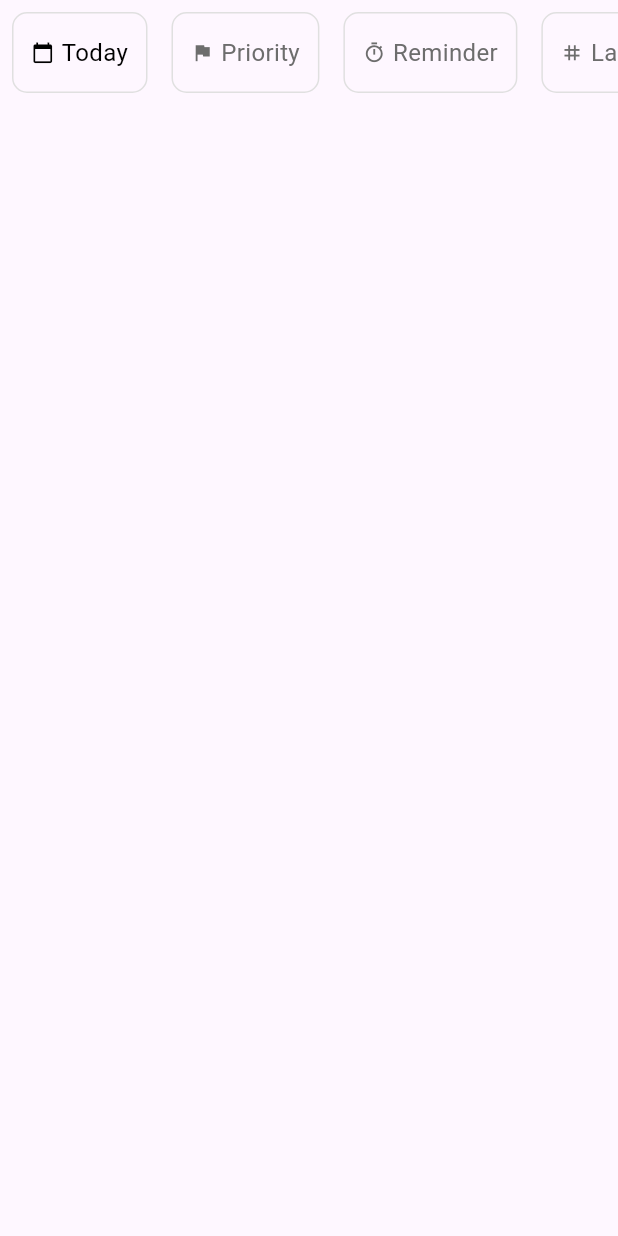
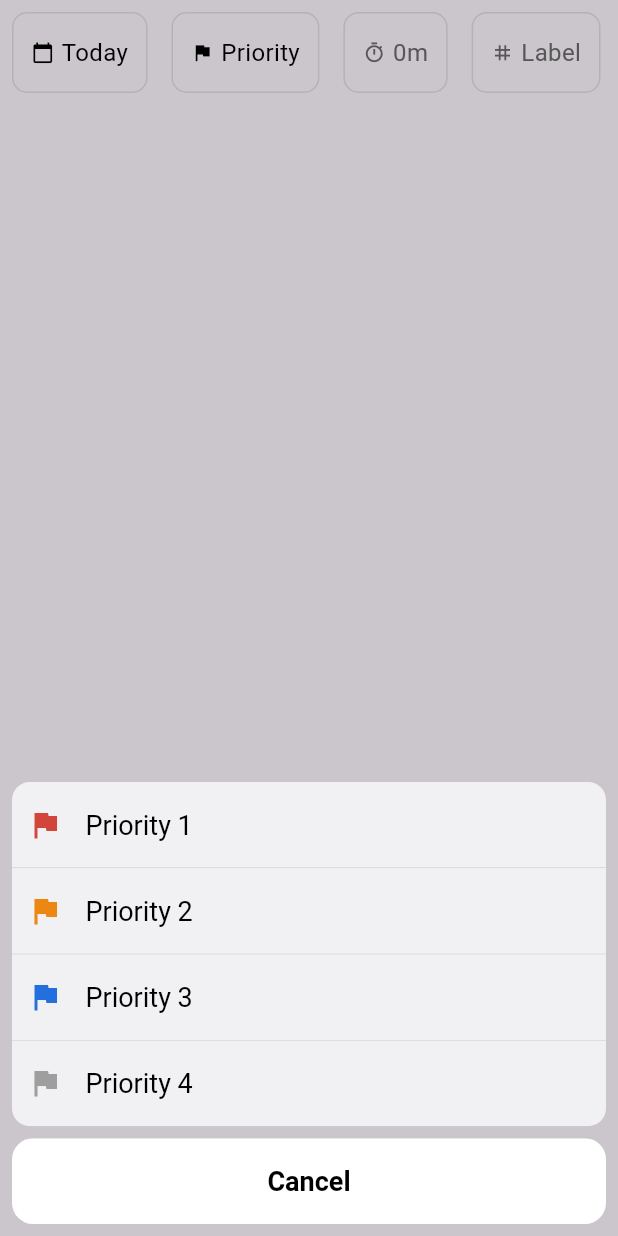
Before and after one commit to tklongg/todolong, a Flutter app: the Carousel widget shown alone on an empty page, opened directly, after a tap on "Priority", on a phone screen of 412 x 824 dp. Run offline on Flutter 3.47's test engine with Material 3 defaults, Android fonts, the phone set to English and light mode, and no system bars; our stand-ins replace flutter_svg, font_awesome_flutter, google_sign_in.

Commit message:
add some wg

```diff
--- a/lib/widgets/todo/carousel/carousel.dart
+++ b/lib/widgets/todo/carousel/carousel.dart
@@ -34,20 +34,22 @@ import 'package:todolong/widgets/todo/carousel/schedule/schedule.dart';
 // }
 
 class Carousel extends StatelessWidget {
-  final DateTime? dueDate;
-  final int? priority;
-  final DateTime? reminder;
+  DateTime? dueDate;
+  int? priority;
+  Duration? reminder;
   final ValueChanged<DateTime>? setDueDate;
   final ValueChanged<int>? setPriority;
-  final ValueChanged<DateTime>? setReminder;
-  const Carousel(
-      {super.key,
-      this.dueDate,
-      this.priority,
-      this.reminder,
-      this.setDueDate,
-      this.setPriority,
-      this.setReminder});
+  final ValueChanged<Duration>? setReminder;
+
+  Carousel({
+    super.key,
+    this.dueDate,
+    this.priority,
+    this.reminder,
+    this.setDueDate,
+    this.setPriority,
+    this.setReminder,
+  });
 
   @override
   Widget build(BuildContext context) {
@@ -57,8 +59,11 @@ class Carousel extends StatelessWidget {
         scrollDirection: Axis.horizontal,
         children: [
           ScheduleWidget(dueDate: dueDate, setDueDate: setDueDate),
-          PriorityWidget(priority: priority,setPriority: setPriority),
-          ReminderWidget(reminder: reminder, setReminder: setReminder),
+          PriorityWidget(priority: priority, setPriority: setPriority),
+          ReminderWidget(
+            reminder: reminder,
+            setReminder: setReminder,
+          ),
           const LabelWidget(),
           const LocationWidget()
         ],
--- a/lib/widgets/todo/carousel/priority/priority.dart
+++ b/lib/widgets/todo/carousel/priority/priority.dart
@@ -1,15 +1,53 @@
+import 'package:flutter/cupertino.dart';
 import 'package:flutter/material.dart';
+import 'package:todolong/widgets/todo/todo_priority_choose/todo_priority_choose.dart';
 
 class PriorityWidget extends StatelessWidget {
   final int? priority;
   final ValueChanged<int>? setPriority;
-  const PriorityWidget({super.key, this.priority,this.setPriority});
+  const PriorityWidget({super.key, this.priority, this.setPriority});
   @override
   Widget build(BuildContext context) {
     print("cout<<prior");
     print(priority);
+    Color iconColor = Colors.black;
+    Color textColor = Colors.black;
+    String labelText = "Priority";
+    switch (priority) {
+      case 1:
+        iconColor = const Color(0xFFD1453A);
+        textColor = const Color(0xFFD1453A);
+        labelText = "Priority 1";
+        break;
+      case 2:
+        iconColor = const Color(0xFFEC8711);
+        textColor = const Color(0xFFEC8711);
+        labelText = "Priority 2";
+        break;
+      case 3:
+        iconColor = const Color(0xFFE5C22D);
+        textColor = const Color(0xFFE5C22D);
+        labelText = "Priority 3";
+        break;
+      case 4:
+        iconColor = const Color(0xFFA3A3A3);
+        textColor = const Color(0xFFA3A3A3);
+        labelText = "Priority 4";
+        break;
+      default:
+        iconColor = Colors.black;
+        textColor = Colors.black;
+        labelText = "Priority";
+    }
     return GestureDetector(
-      onTap: () {},
+      onTap: () {
+        showCupertinoModalPopup(
+            context: context,
+            builder: (BuildContext context) {
+              return TodoPriorityChoose(
+                  priority: priority, setPriority: setPriority);
+            });
+      },
       child: Container(
         margin: EdgeInsets.all(8.0),
         padding: const EdgeInsets.fromLTRB(12, 0, 12, 0),
@@ -19,18 +57,18 @@ class PriorityWidget extends StatelessWidget {
           border: Border.all(color: Colors.grey[300]!),
           borderRadius: BorderRadius.circular(10),
         ),
-        child: const Row(
+        child: Row(
           crossAxisAlignment: CrossAxisAlignment.center,
           children: [
             Icon(
               Icons.flag,
               size: 15,
-              color: const Color(0xFF6D6D6D),
+              color: iconColor,
             ), // Icon của mục
-            SizedBox(width: 5),
-            Text("Priority",
+            const SizedBox(width: 5),
+            Text(labelText,
                 style: TextStyle(
-                  color: Color(0xFF6D6D6D),
+                  color: textColor,
                   fontFamily: ".SF Pro Text",
                   fontSize: 16,
                 )), // Label của mục
--- a/lib/widgets/todo/carousel/reminder/reminder.dart
+++ b/lib/widgets/todo/carousel/reminder/reminder.dart
@@ -1,13 +1,29 @@
+import 'package:flutter/cupertino.dart';
 import 'package:flutter/material.dart';
 
 class ReminderWidget extends StatelessWidget {
-  final DateTime? reminder;
-  final ValueChanged<DateTime>? setReminder;
+  final Duration? reminder;
+  final ValueChanged<Duration>? setReminder;
+
   const ReminderWidget({super.key, this.reminder, this.setReminder});
   @override
   Widget build(BuildContext context) {
     return GestureDetector(
-      onTap: () {},
+      onTap: () {
+        showModalBottomSheet(
+            context: context,
+            builder: (context) {
+              return Container(
+                height: 200,
+                color: Colors.white,
+                child: CupertinoTimerPicker(
+                  initialTimerDuration: reminder ?? Duration.zero,
+                  mode: CupertinoTimerPickerMode.hm,
+                  onTimerDurationChanged: (time) => {setReminder!(time)},
+                ),
+              );
+            });
+      },
       child: Container(
         margin: EdgeInsets.all(8.0),
         padding: const EdgeInsets.fromLTRB(12, 0, 12, 0),
@@ -17,17 +33,17 @@ class ReminderWidget extends StatelessWidget {
           border: Border.all(color: Colors.grey[300]!),
           borderRadius: BorderRadius.circular(10),
         ),
-        child: const Row(
+        child: Row(
           crossAxisAlignment: CrossAxisAlignment.center,
           children: [
-            Icon(
+            const Icon(
               Icons.timer_outlined,
               size: 15,
-              color: const Color(0xFF6D6D6D),
+              color: Color(0xFF6D6D6D),
             ), // Icon của mục
-            SizedBox(width: 5),
-            Text("Reminder",
-                style: TextStyle(
+            const SizedBox(width: 5),
+            Text("${reminder?.inMinutes.remainder(60) ?? 0}m",
+                style: const TextStyle(
                   color: Color(0xFF6D6D6D),
                   fontFamily: ".SF Pro Text",
                   fontSize: 16,
--- a/lib/widgets/todo/carousel/schedule/schedule.dart
+++ b/lib/widgets/todo/carousel/schedule/schedule.dart
@@ -1,4 +1,27 @@
 import 'package:flutter/material.dart';
+import 'package:intl/intl.dart';
+import 'package:todolong/widgets/todo/todo_schedule_picker/todo_schedule_picker.dart';
+
+extension DateOnlyCompare on DateTime {
+  bool isSameDate(DateTime other) {
+    return year == other.year && month == other.month && day == other.day;
+  }
+  bool isYesterday(DateTime other) {
+    final yesterday = DateTime.now().subtract(const Duration(days: 1));
+    return year == yesterday.year &&
+        month == yesterday.month &&
+        day == yesterday.day;
+  }
+  bool isBeforeYesterday() {
+    final yesterday = DateTime.now().subtract(const Duration(days: 1));
+    return isBefore(yesterday);
+  }
+
+  bool isTomorrow(DateTime other) {
+    final tomorrow = DateTime.now().add(const Duration(days: 1));
+    return year == tomorrow.year && month == tomorrow.month && day == tomorrow.day;
+  }
+}
 
 class ScheduleWidget extends StatelessWidget {
   final DateTime? dueDate;
@@ -6,6 +29,7 @@ class ScheduleWidget extends StatelessWidget {
   const ScheduleWidget({super.key, this.dueDate, this.setDueDate});
   @override
   Widget build(BuildContext context) {
+    print(dueDate);
     Color iconColor = Colors.black;
     Color textColor = Colors.black;
     String labelText = "Today";
@@ -13,35 +37,53 @@ class ScheduleWidget extends StatelessWidget {
     if (dueDate != null) {
       DateTime today = DateTime.now();
       DateTime tomorrow = DateTime(today.year, today.month, today.day + 1);
-      DateTime yesterday = DateTime(today.year, today.month, today.day - 1);
 
-      if (dueDate!.isBefore(yesterday)) {
-        // Hôm qua
+      if (DateOnlyCompare(dueDate!).isYesterday(today)) {
         iconColor = Colors.red;
         textColor = Colors.red;
         labelText = "Yesterday";
-      } else if (dueDate!.isBefore(today)) {
+        // Hôm qua
+      } else if (DateOnlyCompare(dueDate!).isBeforeYesterday()) {
+        // Hôm nay
+        iconColor = Colors.red;
+        textColor = Colors.red;
+        labelText = DateFormat('dd MMM').format(dueDate!);
+      } else if (DateOnlyCompare(dueDate!).isSameDate(today)) {
         // Hôm nay
         iconColor = Colors.green;
         textColor = Colors.green;
         labelText = "Today";
-      } else if (dueDate!.isBefore(tomorrow)) {
+      } else if (DateOnlyCompare(dueDate!).isTomorrow(today)) {
         // Ngày mai
-        iconColor = Colors.yellow;
-        textColor = Colors.yellow;
+        iconColor = Colors.orange;
+        textColor = Colors.orange;
         labelText = "Tomorrow";
-      } else {
-        // Sau ngày mai
+      } else if (dueDate!.isAfter(tomorrow)) {
+        // Ngày mai
         iconColor = Colors.purple;
         textColor = Colors.purple;
-        labelText = "Later";
+        labelText = DateFormat('dd MMM').format(dueDate!);
       }
     }
 
     return GestureDetector(
-      onTap: () {},
+      onTap: () {
+        showModalBottomSheet(
+            context: context,
+            isDismissible: true,
+            isScrollControlled: true,
+            useRootNavigator: true,
+            enableDrag: true,
+            backgroundColor: Colors.transparent,
+            builder: (context) {
+              return TodoSchedulePicker(
+                dueDate: dueDate,
+                setDueDate: setDueDate,
+              );
+            });
+      },
       child: Container(
-        margin: EdgeInsets.all(8.0),
+        margin: const EdgeInsets.all(8.0),
         padding: const EdgeInsets.fromLTRB(12, 0, 12, 0),
         // height: 40,
         decoration: BoxDecoration(
@@ -57,7 +99,7 @@ class ScheduleWidget extends StatelessWidget {
               size: 15,
               color: iconColor,
             ), // Icon của mục
-            SizedBox(width: 5),
+            const SizedBox(width: 5),
             Text(
               labelText,
               style: TextStyle(
--- /dev/null
+++ b/lib/widgets/todo/todo_priority_choose/todo_priority_choose.dart
@@ -0,0 +1,119 @@
+import 'package:flutter/cupertino.dart';
+import 'package:flutter/material.dart';
+
+class TodoPriorityChoose extends StatelessWidget {
+  final int? priority;
+  final ValueChanged<int>? setPriority;
+  const TodoPriorityChoose({super.key, this.priority, this.setPriority});
+
+  @override
+  Widget build(BuildContext context) {
+    return CupertinoActionSheet(
+      actions: <Widget>[
+        CupertinoActionSheetAction(
+          child: Container(
+              child: const Row(
+            children: [
+              Icon(
+                Icons.flag,
+                size: 24,
+                color: Color(0xFFD1453A),
+              ),
+              SizedBox(width: 15),
+              Text('Priority 1',
+                  style: TextStyle(
+                    color: Colors.black,
+                    fontFamily: ".SF Pro Text",
+                    fontSize: 18,
+                  ))
+            ],
+          )),
+          onPressed: () {
+            setPriority!(1);
+            Navigator.pop(context, 1);
+          },
+        ),
+        CupertinoActionSheetAction(
+          child: Container(
+              child: const Row(
+            children: [
+              Icon(
+                Icons.flag,
+                size: 24,
+                color: Color(0xFFEC8711),
+              ),
+              SizedBox(width: 15),
+              Text('Priority 2',
+                  style: TextStyle(
+                    color: Colors.black,
+                    fontFamily: ".SF Pro Text",
+                    fontSize: 18,
+                  ))
+            ],
+          )),
+          onPressed: () {
+            setPriority!(2);
+            Navigator.pop(context, 2);
+          },
+        ),
+        CupertinoActionSheetAction(
+          child: Container(
+              child: const Row(
+            children: [
+              Icon(
+                Icons.flag,
+                size: 24,
+                color: Color(0xFF236FDE),
+              ),
+              SizedBox(width: 15),
+              Text('Priority 3',
+                  style: TextStyle(
+                    color: Colors.black,
+                    fontFamily: ".SF Pro Text",
+                    fontSize: 18,
+                  ))
+            ],
+          )),
+          onPressed: () {
+            setPriority!(3);
+            Navigator.pop(context, 4);
+          },
+        ),
+        CupertinoActionSheetAction(
+          child: Container(
+              child: const Row(
+            children: [
+              Icon(
+                Icons.flag,
+                size: 24,
+                color: Colors.grey,
+              ),
+              SizedBox(width: 15),
+              Text('Priority 4',
+                  style: TextStyle(
+                    color: Colors.black,
+                    fontFamily: ".SF Pro Text",
+                    fontSize: 18,
+                  ))
+            ],
+          )),
+          onPressed: () {
+            setPriority!(4);
+            Navigator.pop(context, 4);
+          },
+        ),
+      ],
+      cancelButton: CupertinoActionSheetAction(
+        onPressed: () {
+          Navigator.pop(context);
+        },
+        child: const Text('Cancel',
+            style: TextStyle(
+                color: Colors.black,
+                fontFamily: ".SF Pro Text",
+                fontSize: 18,
+                fontWeight: FontWeight.bold)),
+      ),
+    );
+  }
+}
```
Also changed, not shown: lib/widgets/todo/add_todo/add_todo.dart (+22 -5 lines), lib/widgets/todo/todo_schedule/todo_schedule.dart (deleted, +0 -25 lines), lib/widgets/todo/todo_schedule_picker/todo_schedule_picker.dart (added, +52 -0 lines).
